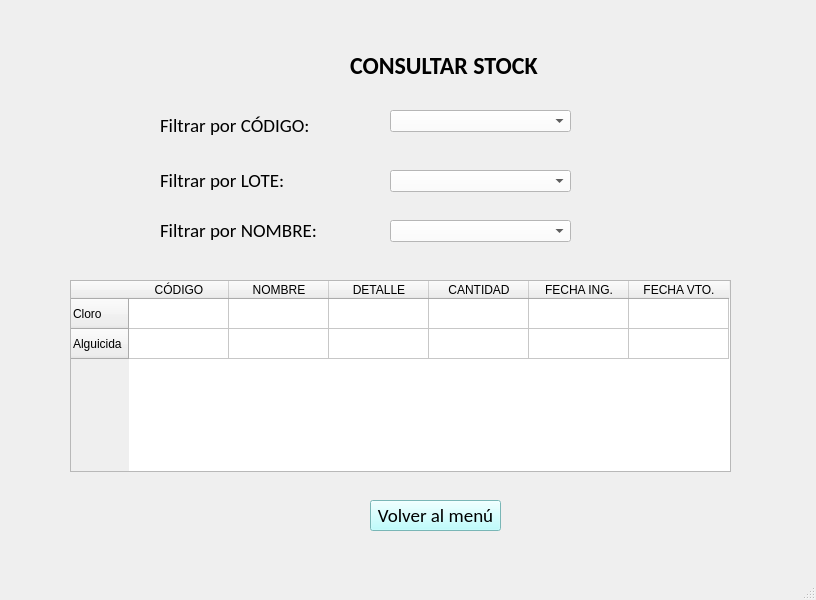
The window that Vistas/Stock/Consultar_Stock_Ezequiel.ui (LAZAVIA/Ezequiel) describes before a commit, drawn with Qt 5.
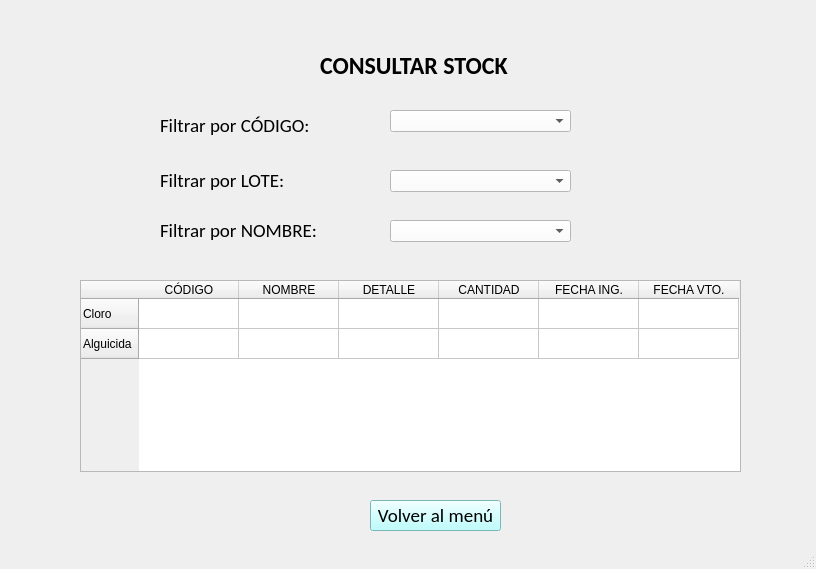
The same window after the commit.

Commit message:
Consultar stock
Nuevo cambio

```diff
--- a/Vistas/Stock/Consultar_Stock_Ezequiel.ui
+++ b/Vistas/Stock/Consultar_Stock_Ezequiel.ui
@@ -7,7 +7,7 @@
     <x>0</x>
     <y>0</y>
     <width>816</width>
-    <height>600</height>
+    <height>569</height>
    </rect>
   </property>
   <property name="windowTitle">
@@ -17,7 +17,7 @@
    <widget class="QTableWidget" name="tableWidget">
     <property name="geometry">
      <rect>
-      <x>70</x>
+      <x>80</x>
       <y>280</y>
       <width>661</width>
       <height>192</height>
@@ -67,7 +67,7 @@
    <widget class="QLabel" name="lbl_consultar_stock">
     <property name="geometry">
      <rect>
-      <x>350</x>
+      <x>320</x>
       <y>50</y>
       <width>201</width>
       <height>31</height>
```
Left out of the diff: 8 changed lines with no effect on the pictures.
